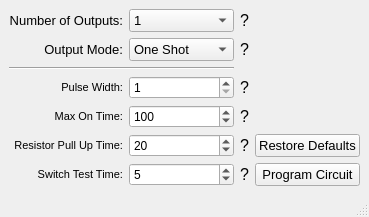
Before: the Qt Designer form GUIs/MainWindow.ui in edf42001/switch-controller-gui, drawn with Qt 5.
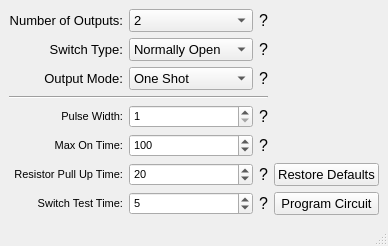
After: the same form once the commit is applied. Icons and pictures are not drawn.

Patch:
```diff
--- a/GUIs/MainWindow.ui
+++ b/GUIs/MainWindow.ui
@@ -7,19 +7,13 @@
     <x>0</x>
     <y>0</y>
     <width>282</width>
-    <height>181</height>
+    <height>204</height>
    </rect>
   </property>
-  <property name="sizePolicy">
-   <sizepolicy hsizetype="Preferred" vsizetype="Preferred">
-    <horstretch>0</horstretch>
-    <verstretch>0</verstretch>
-   </sizepolicy>
-  </property>
   <property name="maximumSize">
    <size>
-    <width>282</width>
-    <height>181</height>
+    <width>800</width>
+    <height>500</height>
    </size>
   </property>
   <property name="contextMenuPolicy">
@@ -28,44 +22,49 @@
   <property name="windowTitle">
    <string>Switch Controller Programmer</string>
   </property>
-  <property name="windowIcon">
-   <iconset theme="favicon">
-    <normaloff>.</normaloff>.</iconset>
-  </property>
-  <widget class="QWidget" name="centralwidget">
-   <layout class="QGridLayout" name="gridLayout">
-    <item row="6" column="0">
-     <widget class="QLabel" name="label_6">
+  <widget class="QWidget" name="widget">
+   <layout class="QGridLayout" columnstretch="0,0,0,0,0">
+    <item row="8" column="1">
+     <widget class="QSpinBox" name="pull_up_time">
+      <property name="sizePolicy">
+       <sizepolicy hsizetype="Minimum" vsizetype="Fixed">
+        <horstretch>0</horstretch>
+        <verstretch>0</verstretch>
+       </sizepolicy>
+      </property>
       <property name="font">
        <font>
         <pointsize>8</pointsize>
        </font>
       </property>
-      <property name="text">
-       <string>Switch Test Time:</string>
+      <property name="minimum">
+       <number>1</number>
       </property>
-      <property name="alignment">
-       <set>Qt::AlignRight|Qt::AlignTrailing|Qt::AlignVCenter</set>
+      <property name="maximum">
+       <number>255</number>
       </property>
+      <property name="value">
+       <number>20</number>
+      </property>
      </widget>
     </item>
-    <item row="1" column="0">
-     <widget class="QLabel" name="label">
+    <item row="2" column="2">
+     <widget class="QLabel" name="label_7">
       <property name="font">
        <font>
-        <pointsize>10</pointsize>
+        <pointsize>12</pointsize>
        </font>
       </property>
       <property name="text">
-       <string>Output Mode:</string>
+       <string>?</string>
       </property>
       <property name="alignment">
-       <set>Qt::AlignRight|Qt::AlignTrailing|Qt::AlignVCenter</set>
+       <set>Qt::AlignLeading|Qt::AlignLeft|Qt::AlignVCenter</set>
       </property>
      </widget>
     </item>
-    <item row="3" column="2">
-     <widget class="QLabel" name="label_11">
+    <item row="4" column="2">
+     <widget class="QLabel" name="label_8">
       <property name="font">
        <font>
         <pointsize>12</pointsize>
@@ -82,7 +81,31 @@
       </property>
      </widget>
     </item>
-    <item row="0" column="1">
+    <item row="9" column="1">
+     <widget class="QSpinBox" name="switch_test_time">
+      <property name="sizePolicy">
+       <sizepolicy hsizetype="Minimum" vsizetype="Fixed">
+        <horstretch>0</horstretch>
+        <verstretch>0</verstretch>
+       </sizepolicy>
+      </property>
+      <property name="font">
+       <font>
+        <pointsize>8</pointsize>
+       </font>
+      </property>
+      <property name="minimum">
+       <number>1</number>
+      </property>
+      <property name="maximum">
+       <number>255</number>
+      </property>
+      <property name="value">
+       <number>5</number>
+      </property>
+     </widget>
+    </item>
+    <item row="2" column="1">
      <widget class="QComboBox" name="num_outputs">
       <property name="font">
        <font>
@@ -92,6 +115,9 @@
       <property name="toolTip">
        <string/>
       </property>
+      <property name="currentIndex">
+       <number>1</number>
+      </property>
       <item>
        <property name="text">
         <string>1</string>
@@ -134,35 +160,22 @@
       </item>
      </widget>
     </item>
-    <item row="6" column="1">
-     <widget class="QSpinBox" name="switch_test_time">
-      <property name="minimum">
-       <number>1</number>
-      </property>
-      <property name="maximum">
-       <number>255</number>
-      </property>
-      <property name="value">
-       <number>5</number>
-      </property>
-     </widget>
-    </item>
-    <item row="5" column="0">
-     <widget class="QLabel" name="label_5">
+    <item row="9" column="2">
+     <widget class="QLabel" name="label_12">
       <property name="font">
        <font>
-        <pointsize>8</pointsize>
+        <pointsize>12</pointsize>
        </font>
       </property>
       <property name="text">
-       <string>Resistor Pull Up Time:</string>
+       <string>?</string>
       </property>
       <property name="alignment">
-       <set>Qt::AlignRight|Qt::AlignTrailing|Qt::AlignVCenter</set>
+       <set>Qt::AlignLeading|Qt::AlignLeft|Qt::AlignVCenter</set>
       </property>
      </widget>
     </item>
-    <item row="3" column="0">
+    <item row="6" column="0">
      <widget class="QLabel" name="label_3">
       <property name="font">
        <font>
@@ -177,30 +190,23 @@
       </property>
      </widget>
     </item>
-    <item row="2" column="0" colspan="2">
-     <widget class="Line" name="line">
-      <property name="orientation">
-       <enum>Qt::Horizontal</enum>
-      </property>
-     </widget>
-    </item>
-    <item row="4" column="0">
-     <widget class="QLabel" name="label_4">
+    <item row="6" column="2">
+     <widget class="QLabel" name="label_11">
       <property name="font">
        <font>
-        <pointsize>8</pointsize>
+        <pointsize>12</pointsize>
        </font>
       </property>
       <property name="text">
-       <string>Max On Time:</string>
+       <string>?</string>
       </property>
       <property name="alignment">
-       <set>Qt::AlignRight|Qt::AlignTrailing|Qt::AlignVCenter</set>
+       <set>Qt::AlignLeading|Qt::AlignLeft|Qt::AlignVCenter</set>
       </property>
      </widget>
     </item>
-    <item row="1" column="2">
-     <widget class="QLabel" name="label_8">
+    <item row="3" column="2">
+     <widget class="QLabel" name="label_14">
       <property name="font">
        <font>
         <pointsize>12</pointsize>
@@ -217,33 +223,71 @@
       </property>
      </widget>
     </item>
-    <item row="6" column="4">
-     <widget class="QPushButton" name="program_button">
+    <item row="4" column="1">
+     <widget class="QComboBox" name="output_mode">
       <property name="font">
        <font>
         <pointsize>10</pointsize>
        </font>
       </property>
-      <property name="text">
-       <string>Program Circuit</string>
+      <property name="toolTip">
+       <string/>
       </property>
-     </widget>
-    </item>
-    <item row="5" column="1">
-     <widget class="QSpinBox" name="pull_up_time">
-      <property name="minimum">
-       <number>1</number>
-      </property>
-      <property name="maximum">
-       <number>255</number>
-      </property>
-      <property name="value">
-       <number>20</number>
-      </property>
+      <item>
+       <property name="text">
+        <string>One Shot</string>
+       </property>
+      </item>
+      <item>
+       <property name="text">
+        <string>Retriggerable</string>
+       </property>
+      </item>
+      <item>
+       <property name="text">
+        <string>On/Off</string>
+       </property>
+      </item>
      </widget>
     </item>
     <item row="3" column="1">
+     <widget class="QComboBox" name="switch_type">
+      <property name="font">
+       <font>
+        <pointsize>10</pointsize>
+       </font>
+      </property>
+      <property name="toolTip">
+       <string/>
+      </property>
+      <property name="currentIndex">
+       <number>0</number>
+      </property>
+      <item>
+       <property name="text">
+        <string>Normally Open</string>
+       </property>
+      </item>
+      <item>
+       <property name="text">
+        <string>Normally Closed</string>
+       </property>
+      </item>
+     </widget>
+    </item>
+    <item row="6" column="1">
      <widget class="QSpinBox" name="pulse_width">
+      <property name="sizePolicy">
+       <sizepolicy hsizetype="Minimum" vsizetype="Fixed">
+        <horstretch>0</horstretch>
+        <verstretch>0</verstretch>
+       </sizepolicy>
+      </property>
+      <property name="font">
+       <font>
+        <pointsize>8</pointsize>
+       </font>
+      </property>
       <property name="minimum">
        <number>1</number>
       </property>
@@ -255,8 +299,82 @@
       </property>
      </widget>
     </item>
-    <item row="4" column="1">
+    <item row="4" column="0">
+     <widget class="QLabel" name="label">
+      <property name="font">
+       <font>
+        <pointsize>10</pointsize>
+       </font>
+      </property>
+      <property name="text">
+       <string>Output Mode:</string>
+      </property>
+      <property name="alignment">
+       <set>Qt::AlignRight|Qt::AlignTrailing|Qt::AlignVCenter</set>
+      </property>
+     </widget>
+    </item>
+    <item row="8" column="0">
+     <widget class="QLabel" name="label_5">
+      <property name="font">
+       <font>
+        <pointsize>8</pointsize>
+       </font>
+      </property>
+      <property name="text">
+       <string>Resistor Pull Up Time:</string>
+      </property>
+      <property name="alignment">
+       <set>Qt::AlignRight|Qt::AlignTrailing|Qt::AlignVCenter</set>
+      </property>
+     </widget>
+    </item>
+    <item row="9" column="0">
+     <widget class="QLabel" name="label_6">
+      <property name="font">
+       <font>
+        <pointsize>8</pointsize>
+       </font>
+      </property>
+      <property name="text">
+       <string>Switch Test Time:</string>
+      </property>
+      <property name="alignment">
+       <set>Qt::AlignRight|Qt::AlignTrailing|Qt::AlignVCenter</set>
+      </property>
+     </widget>
+    </item>
+    <item row="8" column="4">
+     <widget class="QPushButton" name="pushButton">
+      <property name="sizePolicy">
+       <sizepolicy hsizetype="Preferred" vsizetype="Fixed">
+        <horstretch>0</horstretch>
+        <verstretch>0</verstretch>
+       </sizepolicy>
+      </property>
+      <property name="font">
+       <font>
+        <pointsize>10</pointsize>
+       </font>
+      </property>
+      <property name="text">
+       <string>Restore Defaults</string>
+      </property>
+     </widget>
+    </item>
+    <item row="7" column="1">
      <widget class="QSpinBox" name="max_on_time">
+      <property name="sizePolicy">
+       <sizepolicy hsizetype="Minimum" vsizetype="Fixed">
+        <horstretch>0</horstretch>
+        <verstretch>0</verstretch>
+       </sizepolicy>
+      </property>
+      <property name="font">
+       <font>
+        <pointsize>8</pointsize>
+       </font>
+      </property>
       <property name="minimum">
        <number>1</number>
       </property>
@@ -268,43 +386,7 @@
       </property>
      </widget>
     </item>
-    <item row="6" column="2">
-     <widget class="QLabel" name="label_12">
-      <property name="font">
-       <font>
-        <pointsize>12</pointsize>
-       </font>
-      </property>
-      <property name="toolTip">
-       <string>The number of switches you want to control.</string>
-      </property>
-      <property name="text">
-       <string>?</string>
-      </property>
-      <property name="alignment">
-       <set>Qt::AlignLeading|Qt::AlignLeft|Qt::AlignVCenter</set>
-      </property>
-     </widget>
-    </item>
-    <item row="5" column="2">
-     <widget class="QLabel" name="label_9">
-      <property name="font">
-       <font>
-        <pointsize>12</pointsize>
-       </font>
-      </property>
-      <property name="toolTip">
-       <string>The number of switches you want to control.</string>
-      </property>
-      <property name="text">
-       <string>?</string>
-      </property>
-      <property name="alignment">
-       <set>Qt::AlignLeading|Qt::AlignLeft|Qt::AlignVCenter</set>
-      </property>
-     </widget>
-    </item>
-    <item row="4" column="2">
+    <item row="7" column="2">
      <widget class="QLabel" name="label_10">
       <property name="font">
        <font>
@@ -323,46 +405,80 @@
       </property>
      </widget>
     </item>
-    <item row="5" column="4">
-     <widget class="QPushButton" name="pushButton">
+    <item row="7" column="0">
+     <widget class="QLabel" name="label_4">
       <property name="font">
        <font>
-        <pointsize>10</pointsize>
+        <pointsize>8</pointsize>
        </font>
       </property>
       <property name="text">
-       <string>Restore Defaults</string>
+       <string>Max On Time:</string>
       </property>
+      <property name="alignment">
+       <set>Qt::AlignRight|Qt::AlignTrailing|Qt::AlignVCenter</set>
+      </property>
      </widget>
     </item>
-    <item row="1" column="1">
-     <widget class="QComboBox" name="output_mode">
+    <item row="9" column="4">
+     <widget class="QPushButton" name="program_button">
+      <property name="sizePolicy">
+       <sizepolicy hsizetype="Preferred" vsizetype="Fixed">
+        <horstretch>0</horstretch>
+        <verstretch>0</verstretch>
+       </sizepolicy>
+      </property>
       <property name="font">
        <font>
         <pointsize>10</pointsize>
+       </font>
+      </property>
+      <property name="text">
+       <string>Program Circuit</string>
+      </property>
+     </widget>
+    </item>
+    <item row="5" column="0" colspan="3">
+     <widget class="Line" name="line">
+      <property name="orientation">
+       <enum>Qt::Horizontal</enum>
+      </property>
+     </widget>
+    </item>
+    <item row="8" column="2">
+     <widget class="QLabel" name="label_9">
+      <property name="font">
+       <font>
+        <pointsize>12</pointsize>
        </font>
       </property>
       <property name="toolTip">
        <string/>
       </property>
-      <item>
-       <property name="text">
-        <string>One Shot</string>
-       </property>
-      </item>
-      <item>
-       <property name="text">
-        <string>On/Off</string>
-       </property>
-      </item>
-      <item>
-       <property name="text">
-        <string>Retriggerable</string>
-       </property>
-      </item>
+      <property name="text">
+       <string>?</string>
+      </property>
+      <property name="alignment">
+       <set>Qt::AlignLeading|Qt::AlignLeft|Qt::AlignVCenter</set>
+      </property>
      </widget>
     </item>
-    <item row="0" column="0">
+    <item row="3" column="0">
+     <widget class="QLabel" name="label_13">
+      <property name="font">
+       <font>
+        <pointsize>10</pointsize>
+       </font>
+      </property>
+      <property name="text">
+       <string>Switch Type:</string>
+      </property>
+      <property name="alignment">
+       <set>Qt::AlignRight|Qt::AlignTrailing|Qt::AlignVCenter</set>
+      </property>
+     </widget>
+    </item>
+    <item row="2" column="0">
      <widget class="QLabel" name="label_2">
       <property name="font">
        <font>
@@ -377,24 +493,6 @@
       </property>
      </widget>
     </item>
-    <item row="0" column="2">
-     <widget class="QLabel" name="label_7">
-      <property name="font">
-       <font>
-        <pointsize>12</pointsize>
-       </font>
-      </property>
-      <property name="toolTip">
-       <string>The number of switches you want to control.</string>
-      </property>
-      <property name="text">
-       <string>?</string>
-      </property>
-      <property name="alignment">
-       <set>Qt::AlignLeading|Qt::AlignLeft|Qt::AlignVCenter</set>
-      </property>
-     </widget>
-    </item>
    </layout>
   </widget>
   <widget class="QMenuBar" name="menubar">
```
Left out of the diff: 44 changed lines with no effect on the pictures.
